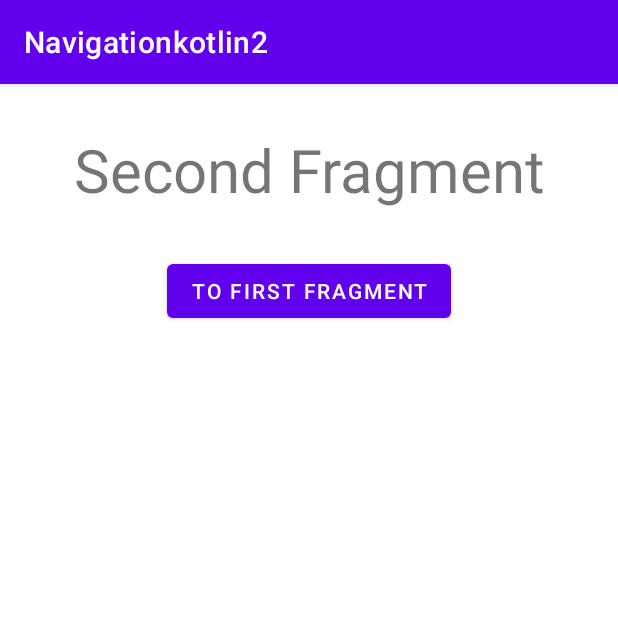
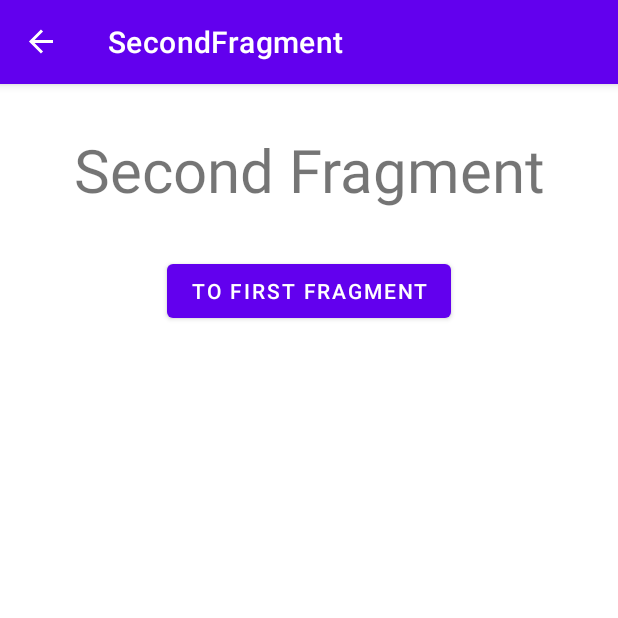
Before and after one commit to Fatih-Baser/KotlinMovies, an Android app: the screen it shows after launch (MainActivity), after a tap on "TO SECOND FRAGMENT", on a phone screen of 412 x 824 dp, the top half of it. Run offline under Robolectric (Android 15) with nearby library versions, the phone set to English and light mode, and no system bars; our stand-ins replace data binding, navigation-ui.

Commit message:
is finished

```diff
--- a/app/src/main/java/com/fatihbaser/navigationkotlin2/FirstFragment.kt
+++ b/app/src/main/java/com/fatihbaser/navigationkotlin2/FirstFragment.kt
@@ -10,6 +10,7 @@ import kotlinx.android.synthetic.main.fragment_first.*
 
 
 class FirstFragment : Fragment() {
+
 
 
     override fun onCreate(savedInstanceState: Bundle?) {
@@ -29,9 +30,12 @@ class FirstFragment : Fragment() {
 
         super.onViewCreated(view, savedInstanceState)
 
+
+
        firstFragment_button.setOnClickListener {
 
-           val action=FirstFragmentDirections.actionFirstFragmentToSecondFragment()
+           val action=FirstFragmentDirections.actionFirstFragmentToSecondFragment(40)
+
            Navigation.findNavController(it).navigate(action)
 
        }
--- a/app/src/main/java/com/fatihbaser/navigationkotlin2/MainActivity.kt
+++ b/app/src/main/java/com/fatihbaser/navigationkotlin2/MainActivity.kt
@@ -2,10 +2,23 @@ package com.fatihbaser.navigationkotlin2
 
 import androidx.appcompat.app.AppCompatActivity
 import android.os.Bundle
+import androidx.navigation.NavController
+import androidx.navigation.Navigation
+import androidx.navigation.ui.NavigationUI
+
 
 class MainActivity : AppCompatActivity() {
+
+    private lateinit var navigationController : NavController
     override fun onCreate(savedInstanceState: Bundle?) {
         super.onCreate(savedInstanceState)
         setContentView(R.layout.activity_main)
+
+        navigationController=Navigation.findNavController(this,R.id.fragment)
+        NavigationUI.setupActionBarWithNavController(this,navigationController)
+    }
+
+    override fun onSupportNavigateUp(): Boolean {
+        return NavigationUI.navigateUp(navigationController,null)
     }
 }
--- a/app/src/main/java/com/fatihbaser/navigationkotlin2/SecondFragment.kt
+++ b/app/src/main/java/com/fatihbaser/navigationkotlin2/SecondFragment.kt
@@ -9,7 +9,7 @@ import androidx.navigation.Navigation
 import kotlinx.android.synthetic.main.fragment_second.*
 
 class SecondFragment : Fragment() {
-
+    private var myAge=0
 
     override fun onCreate(savedInstanceState: Bundle?) {
         super.onCreate(savedInstanceState)
@@ -27,6 +27,11 @@ class SecondFragment : Fragment() {
     override fun onViewCreated(view: View, savedInstanceState: Bundle?) {
         super.onViewCreated(view, savedInstanceState)
 
+
+        arguments?.let {
+            myAge=SecondFragmentArgs.fromBundle(it).age
+            println(myAge)
+        }
         secondFragment_button.setOnClickListener {
             val action=SecondFragmentDirections.actionSecondFragmentToFirstFragment()
             Navigation.findNavController(it).navigate(action)
--- a/app/src/main/res/navigation/my_navigation.xml
+++ b/app/src/main/res/navigation/my_navigation.xml
@@ -18,5 +18,9 @@
         <action
             android:id="@+id/action_secondFragment_to_firstFragment"
             app:destination="@id/firstFragment" />
+        <argument
+            android:name="age"
+            app:argType="integer"
+            android:defaultValue="0" />
     </fragment>
 </navigation>
```
